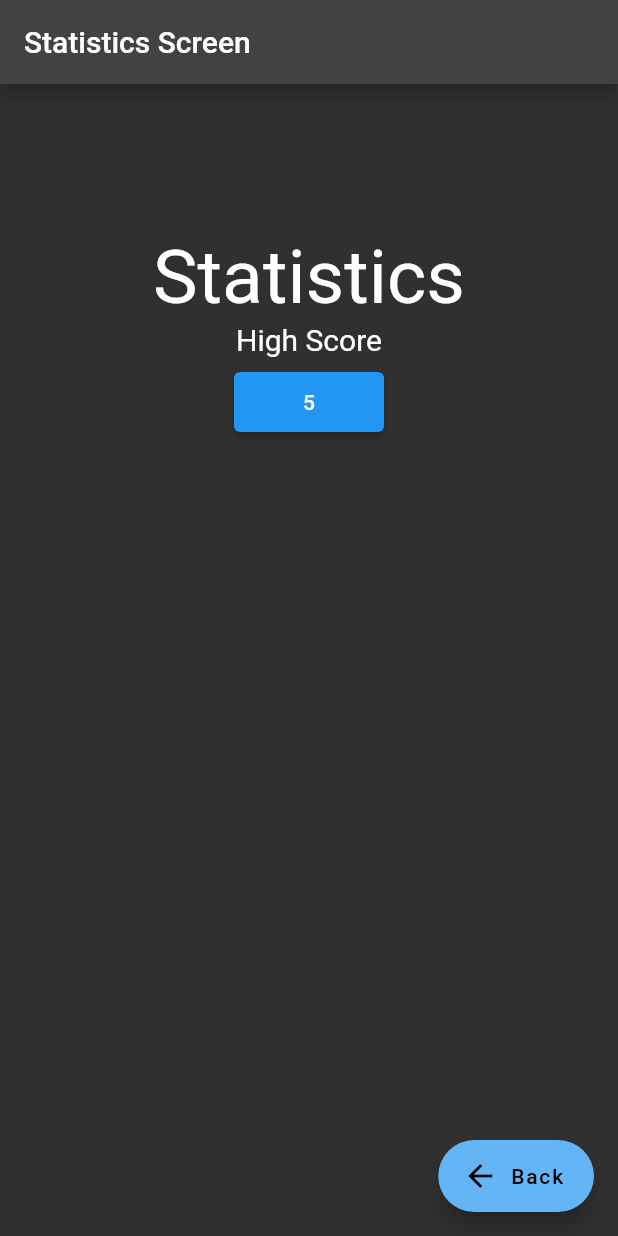
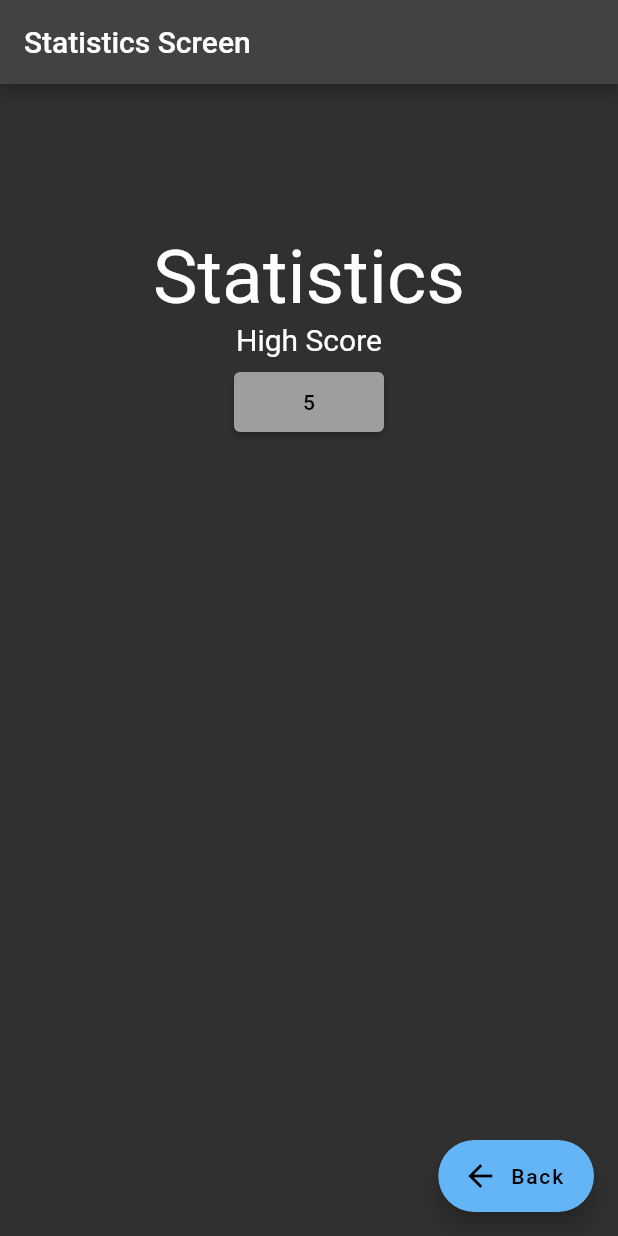
Before and after one commit to DarrelOdom17/brick_pong_flutter, a Flutter app: the StatisticsScreen screen opened by its route, on a phone screen of 412 x 824 dp. Run offline on Flutter 3.47's test engine with Material 2 defaults, Android fonts, the phone set to English and light mode, and no system bars; our stand-ins replace avatar_glow, google_fonts.

Commit message:
COLOR OF STATISTICS IS FIXED

```diff
--- a/lib/title_screen.dart
+++ b/lib/title_screen.dart
@@ -117,12 +117,20 @@ class StatisticsScreen extends StatelessWidget {
 
                 child: ElevatedButton(
                   onPressed: () {},
+                  style: const ButtonStyle(
+                    backgroundColor: MaterialStatePropertyAll<Color>(Colors.grey),
+                  ),
                   child: Column(
                     mainAxisAlignment: MainAxisAlignment.center,
                     children: [
                       Align(
                         alignment: Alignment.center,
-                        child: Text(Highscore.toString()),
+
+                        child: Text(
+                            style: const TextStyle(
+                              color: Colors.black,
+                            ),
+                            Highscore.toString()),
                       ),
                     ],
                   ),
```
